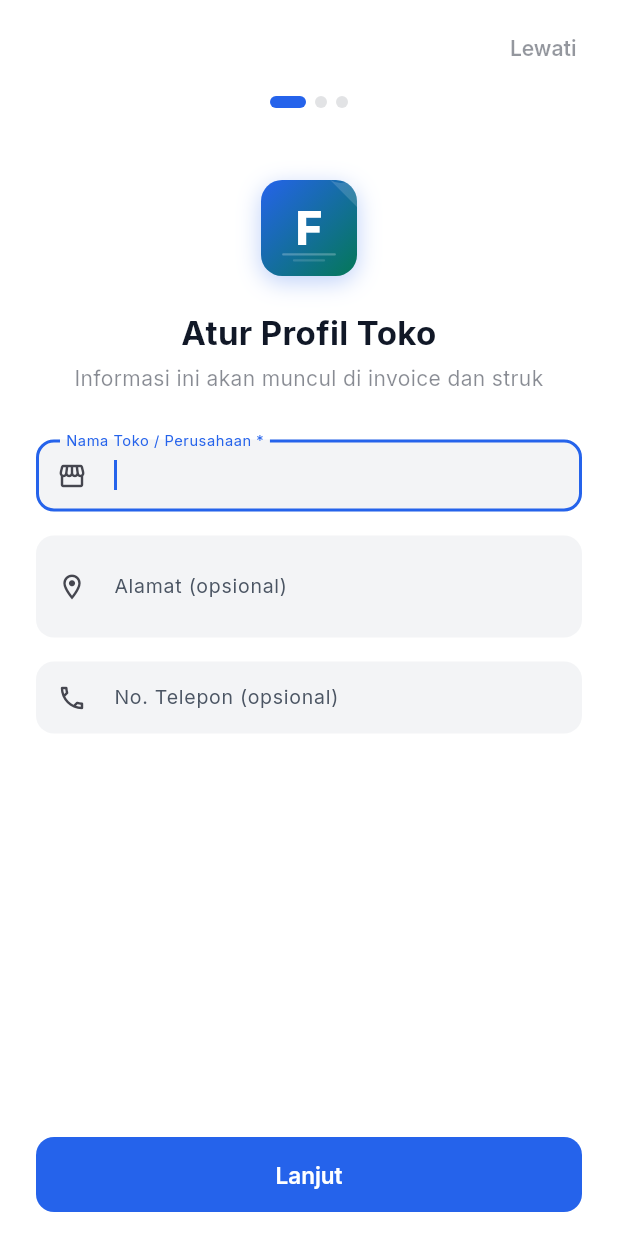
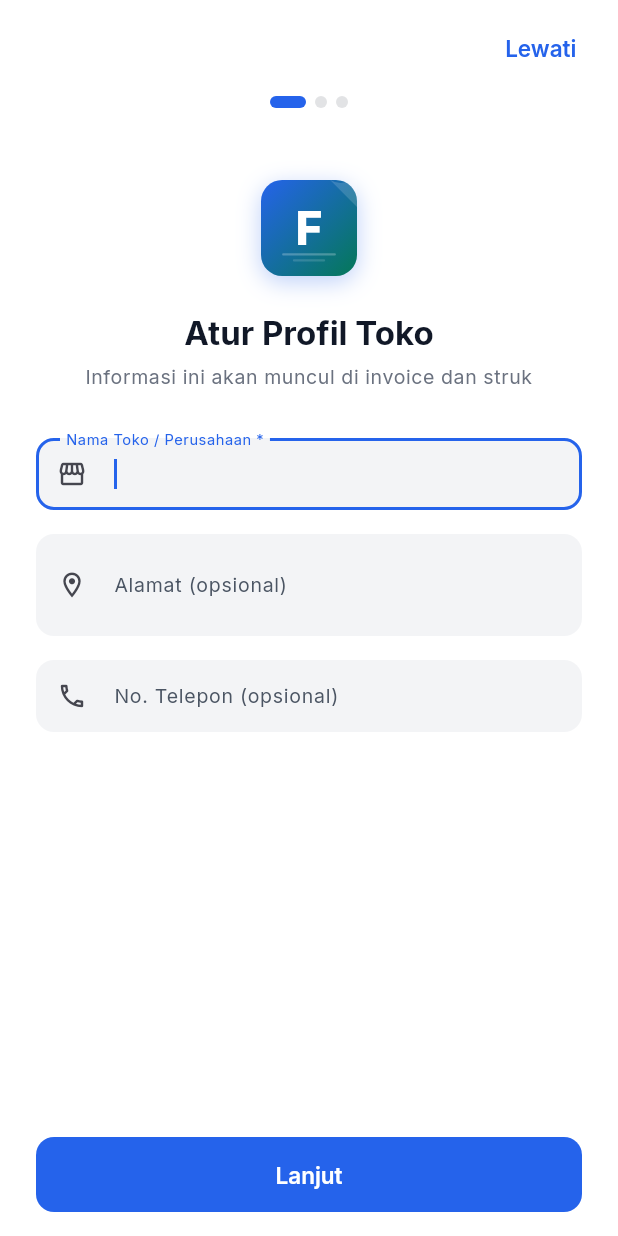
Before and after one commit to mohammadraflyy/faktur_gen, a Flutter app: the screen it shows after launch, on a phone screen of 412 x 824 dp. Run offline on Flutter 3.47's test engine with Material 3 defaults, Android fonts, the phone set to English and light mode, and no system bars; our stand-ins replace cloud_firestore, file_picker, firebase_auth, firebase_core, flutter_local_notifications, google_fonts and 8 more; accounts and stored records are empty; statements that could not run were skipped.

Commit message:
feat: translate onboarding and use text theme

```diff
--- a/lib/pages/onboarding_page.dart
+++ b/lib/pages/onboarding_page.dart
@@ -1,8 +1,8 @@
 import 'package:flutter/material.dart';
-import 'package:google_fonts/google_fonts.dart';
 import 'package:image_picker/image_picker.dart';
 import 'package:shared_preferences/shared_preferences.dart';
 import '../models/settings_model.dart';
+import '../services/locale_service.dart';
 import '../services/settings_service.dart';
 import '../widgets/app_logo.dart';
 
@@ -56,18 +56,23 @@ class _OnboardingPageState extends State<OnboardingPage> {
   void _next() {
     if (_currentPage == 0 && _namaCtrl.text.trim().isEmpty) {
       ScaffoldMessenger.of(context).showSnackBar(
-        const SnackBar(content: Text('Nama toko wajib diisi')),
+        SnackBar(content: Text(tr('onboarding.name_required'))),
       );
       return;
     }
-    _pageCtrl.nextPage(
-      duration: const Duration(milliseconds: 300),
-      curve: Curves.easeInOut,
-    );
+    _goTo(_currentPage + 1);
   }
 
-  void _back() {
-    _pageCtrl.previousPage(
+  void _back() => _goTo(_currentPage - 1);
+
+  // animateToPage asserts a non-zero duration, so jump when animations are off.
+  void _goTo(int page) {
+    if (MediaQuery.disableAnimationsOf(context)) {
+      _pageCtrl.jumpToPage(page);
+      return;
+    }
+    _pageCtrl.animateToPage(
+      page,
       duration: const Duration(milliseconds: 300),
       curve: Curves.easeInOut,
     );
@@ -103,12 +108,12 @@ class _OnboardingPageState extends State<OnboardingPage> {
             const SizedBox(height: 12),
             ListTile(
               leading: const Icon(Icons.photo_library),
-              title: const Text('Galeri Foto'),
+              title: Text(tr('settings.gallery')),
               onTap: () => Navigator.pop(context, ImageSource.gallery),
             ),
             ListTile(
               leading: const Icon(Icons.camera_alt),
-              title: const Text('Kamera'),
+              title: Text(tr('settings.camera')),
               onTap: () => Navigator.pop(context, ImageSource.camera),
             ),
             const SizedBox(height: 8),
@@ -143,14 +148,7 @@ class _OnboardingPageState extends State<OnboardingPage> {
                 padding: const EdgeInsets.fromLTRB(0, 8, 16, 0),
                 child: TextButton(
                   onPressed: _skip,
-                  child: Text(
-                    'Lewati',
-                    style: GoogleFonts.inter(
-                      fontSize: 14,
-                      color: theme.colorScheme.onSurface
-                          .withValues(alpha: 0.45),
-                    ),
-                  ),
+                  child: Text(tr('onboarding.skip')),
                 ),
               ),
             ),
@@ -196,13 +194,9 @@ class _OnboardingPageState extends State<OnboardingPage> {
                           child: CircularProgressIndicator(
                               strokeWidth: 2),
                         )
-                      : Text(
-                          _currentPage == 2 ? 'Mulai Sekarang' : 'Lanjut',
-                          style: GoogleFonts.inter(
-                            fontSize: 15,
-                            fontWeight: FontWeight.w600,
-                          ),
-                        ),
+                      : Text(_currentPage == 2
+                          ? tr('onboarding.start')
+                          : tr('onboarding.next')),
                 ),
               ),
             ),
@@ -218,19 +212,20 @@ class _OnboardingPageState extends State<OnboardingPage> {
       child: Row(
         children: [
           if (_currentPage > 0)
-            GestureDetector(
-              onTap: _back,
-              child: Icon(Icons.arrow_back_rounded,
-                  size: 22,
-                  color: theme.colorScheme.onSurface.withValues(alpha: 0.5)),
+            IconButton(
+              onPressed: _back,
+              tooltip: tr('onboarding.back'),
+              icon: const Icon(Icons.arrow_back_rounded),
             )
           else
-            const SizedBox(width: 22),
+            const SizedBox(width: 48),
           const Spacer(),
           ...List.generate(3, (i) {
             final isActive = i == _currentPage;
             return AnimatedContainer(
-              duration: const Duration(milliseconds: 250),
+              duration: MediaQuery.disableAnimationsOf(context)
+                  ? Duration.zero
+                  : const Duration(milliseconds: 250),
               margin: const EdgeInsets.symmetric(horizontal: 3),
               width: isActive ? 24 : 8,
               height: 8,
@@ -243,7 +238,7 @@ class _OnboardingPageState extends State<OnboardingPage> {
             );
           }),
           const Spacer(),
-          const SizedBox(width: 22),
+          const SizedBox(width: 48),
         ],
       ),
     );
@@ -259,29 +254,22 @@ class _OnboardingPageState extends State<OnboardingPage> {
         Center(child: AppLogo(size: 64)),
         const SizedBox(height: 24),
         Text(
-          'Atur Profil Toko',
+          tr('onboarding.profile_title'),
           textAlign: TextAlign.center,
-          style: GoogleFonts.inter(
-            fontSize: 22,
-            fontWeight: FontWeight.w700,
-            color: theme.colorScheme.onSurface,
-          ),
+          style: theme.textTheme.headlineSmall,
         ),
         const SizedBox(height: 6),
         Text(
-          'Informasi ini akan muncul di invoice dan struk',
+          tr('onboarding.profile_sub'),
           textAlign: TextAlign.center,
-          style: GoogleFonts.inter(
-            fontSize: 14,
-            color: theme.colorScheme.onSurface.withValues(alpha: 0.5),
-          ),
+          style: theme.textTheme.bodySmall,
         ),
         const SizedBox(height: 32),
         TextFormField(
           controller: _namaCtrl,
-          decoration: const InputDecoration(
-            labelText: 'Nama Toko / Perusahaan *',
-            prefixIcon: Icon(Icons.storefront_outlined, size: 20),
+          decoration: InputDecoration(
+            labelText: tr('onboarding.name_label'),
+            prefixIcon: const Icon(Icons.storefront_outlined, size: 20),
           ),
           textCapitalization: TextCapitalization.words,
           autofocus: true,
@@ -289,18 +277,18 @@ class _OnboardingPageState extends State<OnboardingPage> {
         const SizedBox(height: 16),
         TextFormField(
           controller: _alamatCtrl,
-          decoration: const InputDecoration(
-            labelText: 'Alamat (opsional)',
-            prefixIcon: Icon(Icons.location_on_outlined, size: 20),
+          decoration: InputDecoration(
+            labelText: tr('onboarding.address_label'),
+            prefixIcon: const Icon(Icons.location_on_outlined, size: 20),
           ),
           maxLines: 2,
         ),
         const SizedBox(height: 16),
         TextFormField(
           controller: _teleponCtrl,
-          decoration: const InputDecoration(
-            labelText: 'No. Telepon (opsional)',
-            prefixIcon: Icon(Icons.phone_outlined, size: 20),
+          decoration: InputDecoration(
+            labelText: tr('onboarding.phone_label'),
+            prefixIcon: const Icon(Icons.phone_outlined, size: 20),
           ),
           keyboardType: TextInputType.phone,
         ),
@@ -317,23 +305,15 @@ class _OnboardingPageState extends State<OnboardingPage> {
         children: [
           const Spacer(flex: 1),
           Text(
-            'Tambahkan Logo',
+            tr('onboarding.logo_title'),
             textAlign: TextAlign.center,
-            style: GoogleFonts.inter(
-              fontSize: 22,
-              fontWeight: FontWeight.w700,
-              color: theme.colorScheme.onSurface,
-            ),
+            style: theme.textTheme.headlineSmall,
           ),
           const SizedBox(height: 6),
           Text(
-            'Logo akan tampil di header dokumen\nBisa ditambahkan nanti di Pengaturan',
+            tr('onboarding.logo_sub'),
             textAlign: TextAlign.center,
-            style: GoogleFonts.inter(
-              fontSize: 14,
-              color: theme.colorScheme.onSurface.withValues(alpha: 0.5),
-              height: 1.5,
-            ),
+            style: theme.textTheme.bodySmall,
           ),
           const SizedBox(height: 32),
           GestureDetector(
@@ -366,13 +346,8 @@ class _OnboardingPageState extends State<OnboardingPage> {
                             size: 36,
                             color: theme.colorScheme.onSurfaceVariant),
                         const SizedBox(height: 6),
-                        Text(
-                          'Pilih Logo',
-                          style: TextStyle(
-                            fontSize: 13,
-                            color: theme.colorScheme.onSurfaceVariant,
-                          ),
-                        ),
+                        Text(tr('onboarding.pick_logo'),
+                            style: theme.textTheme.bodySmall),
                       ],
                     ),
             ),
@@ -383,7 +358,7 @@ class _OnboardingPageState extends State<OnboardingPage> {
               child: TextButton.icon(
                 onPressed: () => setState(() => _settings.logoBytes = null),
                 icon: const Icon(Icons.close, size: 16),
-                label: const Text('Hapus'),
+                label: Text(tr('common.delete')),
               ),
             ),
           const Spacer(flex: 2),
@@ -412,23 +387,15 @@ class _OnboardingPageState extends State<OnboardingPage> {
           ),
           const SizedBox(height: 24),
           Text(
-            'Siap Digunakan!',
+            tr('onboarding.done_title'),
             textAlign: TextAlign.center,
-            style: GoogleFonts.inter(
-              fontSize: 22,
-              fontWeight: FontWeight.w700,
-              color: theme.colorScheme.onSurface,
-            ),
+            style: theme.textTheme.headlineSmall,
           ),
           const SizedBox(height: 8),
           Text(
-            'Kamu bisa langsung buat invoice atau struk.\nSemua pengaturan bisa diubah nanti.',
+            tr('onboarding.done_sub'),
             textAlign: TextAlign.center,
-            style: GoogleFonts.inter(
-              fontSize: 14,
-              color: theme.colorScheme.onSurface.withValues(alpha: 0.5),
-              height: 1.5,
-            ),
+            style: theme.textTheme.bodySmall,
           ),
           const SizedBox(height: 24),
           // Preview card
@@ -471,22 +438,14 @@ class _OnboardingPageState extends State<OnboardingPage> {
                       Text(
                         _namaCtrl.text.isNotEmpty
                             ? _namaCtrl.text
-                            : 'Toko Anda',
-                        style: GoogleFonts.inter(
-                          fontSize: 15,
-                          fontWeight: FontWeight.w600,
-                          color: theme.colorScheme.onSurface,
-                        ),
+                            : tr('onboarding.your_store'),
+                        style: theme.textTheme.titleSmall,
                       ),
                       if (_alamatCtrl.text.isNotEmpty) ...[
                         const SizedBox(height: 2),
                         Text(
                           _alamatCtrl.text,
-                          style: GoogleFonts.inter(
-                            fontSize: 13,
-                            color: theme.colorScheme.onSurface
-                                .withValues(alpha: 0.5),
-                          ),
+                          style: theme.textTheme.bodySmall,
                           maxLines: 1,
                           overflow: TextOverflow.ellipsis,
                         ),
--- a/lib/services/locale_service.dart
+++ b/lib/services/locale_service.dart
@@ -560,4 +560,20 @@ const _strings = <String, List<String>>{
   'settings.plan_free': ['Gratis · {n} dari {max} dokumen bulan ini', 'Free · {n} of {max} documents this month'],
   'settings.plan_pro': ['Pro · dokumen tak terbatas', 'Pro · unlimited documents'],
   'settings.import': ['Import', 'Import'],
+  'onboarding.skip': ['Lewati', 'Skip'],
+  'onboarding.back': ['Kembali', 'Back'],
+  'onboarding.next': ['Lanjut', 'Next'],
+  'onboarding.start': ['Mulai Sekarang', 'Get started'],
+  'onboarding.name_required': ['Nama toko wajib diisi', 'Store name is required'],
+  'onboarding.profile_title': ['Atur Profil Toko', 'Set up your store'],
+  'onboarding.profile_sub': ['Informasi ini akan muncul di invoice dan struk', 'This appears on your invoices and receipts'],
+  'onboarding.name_label': ['Nama Toko / Perusahaan *', 'Store / Company Name *'],
+  'onboarding.address_label': ['Alamat (opsional)', 'Address (optional)'],
+  'onboarding.phone_label': ['No. Telepon (opsional)', 'Phone (optional)'],
+  'onboarding.logo_title': ['Tambahkan Logo', 'Add a logo'],
+  'onboarding.logo_sub': ['Logo akan tampil di header dokumen\nBisa ditambahkan nanti di Pengaturan', 'Your logo appears in the document header\nYou can add it later in Settings'],
+  'onboarding.pick_logo': ['Pilih Logo', 'Choose logo'],
+  'onboarding.done_title': ['Siap Digunakan!', 'All set!'],
+  'onboarding.done_sub': ['Kamu bisa langsung buat invoice atau struk.\nSemua pengaturan bisa diubah nanti.', 'You can create an invoice or receipt right away.\nYou can change any setting later.'],
+  'onboarding.your_store': ['Toko Anda', 'Your store'],
 };
```
